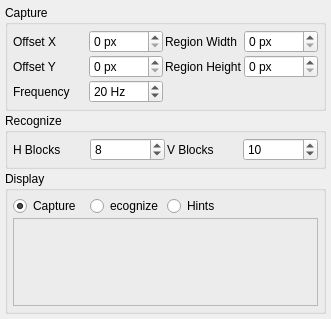
This is Window.ui in veltren/biocheat as Qt 5 draws it before an edit. The edited form follows.
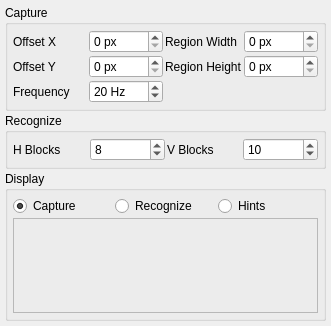
This is the edited form. Custom widgets are drawn as their Qt base class.

Patch:
```diff
--- a/Window.ui
+++ b/Window.ui
@@ -7,7 +7,7 @@
     <x>0</x>
     <y>0</y>
     <width>331</width>
-    <height>319</height>
+    <height>326</height>
    </rect>
   </property>
   <property name="windowTitle">
@@ -167,7 +167,7 @@
       <item row="0" column="1">
        <widget class="QRadioButton" name="display2">
         <property name="text">
-         <string>ecognize</string>
+         <string>Recognize</string>
         </property>
        </widget>
       </item>
@@ -178,7 +178,7 @@
         </property>
        </widget>
       </item>
-      <item row="1" column="0" colspan="4">
+      <item row="1" column="0" colspan="3">
        <widget class="Visualizer" name="visualizer">
         <property name="sizePolicy">
          <sizepolicy hsizetype="MinimumExpanding" vsizetype="MinimumExpanding">
```
